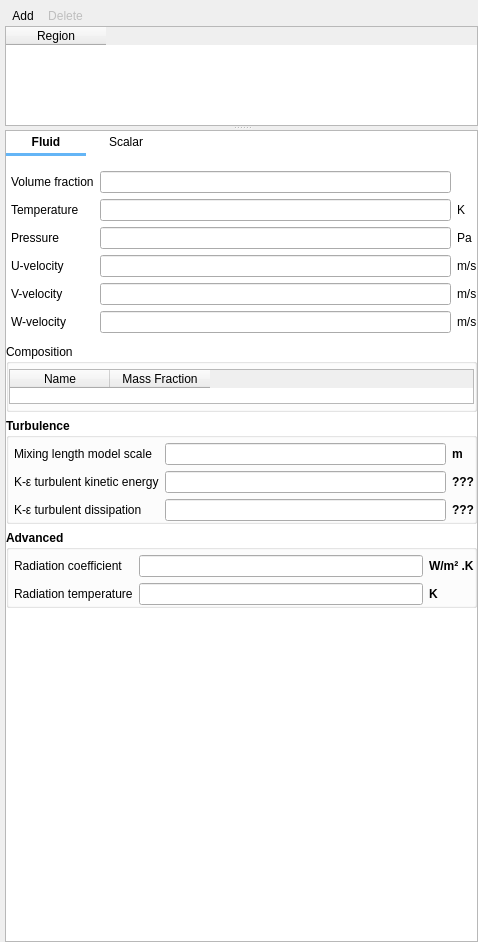
Before: the Qt Designer form gui/uifiles/initial_conditions.ui in truongd8593/mfix, drawn with Qt 5.
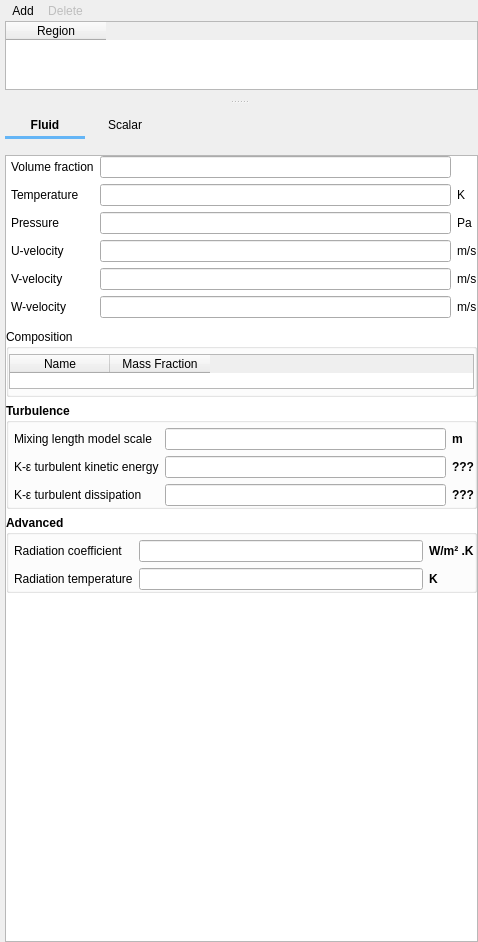
After: the same form once the commit is applied. Custom widgets are drawn as their Qt base class.

Commit message: ICs/BCs/solids:  don't disable scrollbar when disabling inputs, adjust margins

Diff of the .ui file:
```diff
--- a/gui/uifiles/initial_conditions.ui
+++ b/gui/uifiles/initial_conditions.ui
@@ -17,6 +17,43 @@
    <string notr="true"/>
   </property>
   <layout class="QVBoxLayout" name="verticalLayout">
+   <property name="leftMargin">
+    <number>0</number>
+   </property>
+   <property name="topMargin">
+    <number>0</number>
+   </property>
+   <property name="rightMargin">
+    <number>0</number>
+   </property>
+   <property name="bottomMargin">
+    <number>0</number>
+   </property>
+   <item>
+    <widget class="QSplitter" name="splitter">
+     <property name="orientation">
+      <enum>Qt::Vertical</enum>
+     </property>
+     <widget class="QFrame" name="top_frame">
+      <property name="sizePolicy">
+       <sizepolicy hsizetype="Expanding" vsizetype="MinimumExpanding">
+        <horstretch>0</horstretch>
+        <verstretch>0</verstretch>
+       </sizepolicy>
+      </property>
+      <property name="maximumSize">
+       <size>
+        <width>16777215</width>
+        <height>100</height>
+       </size>
+      </property>
+      <property name="frameShape">
+       <enum>QFrame::NoFrame</enum>
+      </property>
+      <property name="frameShadow">
+       <enum>QFrame::Plain</enum>
+      </property>
+      <layout class="QVBoxLayout" name="verticalLayout_3">
    <property name="spacing">
     <number>0</number>
    </property>
@@ -24,13 +61,13 @@
     <number>5</number>
    </property>
    <property name="topMargin">
-    <number>5</number>
+        <number>0</number>
    </property>
    <property name="rightMargin">
     <number>0</number>
    </property>
    <property name="bottomMargin">
-    <number>0</number>
+        <number>10</number>
    </property>
    <item>
     <widget class="QFrame" name="frame_add_delete">
@@ -106,10 +143,6 @@
     </widget>
    </item>
    <item>
-    <widget class="QSplitter" name="splitter">
-     <property name="orientation">
-      <enum>Qt::Vertical</enum>
-     </property>
      <widget class="QTableWidget" name="tablewidget_regions">
       <property name="maximumSize">
        <size>
@@ -135,40 +168,28 @@
        </property>
       </column>
      </widget>
-     <widget class="QScrollArea" name="scrollarea_detail">
+       </item>
+      </layout>
+     </widget>
+     <widget class="QFrame" name="bottom_frame">
       <property name="sizePolicy">
-       <sizepolicy hsizetype="Expanding" vsizetype="MinimumExpanding">
+       <sizepolicy hsizetype="Expanding" vsizetype="Expanding">
         <horstretch>0</horstretch>
         <verstretch>0</verstretch>
        </sizepolicy>
       </property>
-      <property name="minimumSize">
-       <size>
-        <width>0</width>
-        <height>0</height>
-       </size>
+      <property name="frameShape">
+       <enum>QFrame::NoFrame</enum>
       </property>
-      <property name="styleSheet">
-       <string notr="true">QWidget#scrollareawidgetcontents {background-color: white}</string>
+      <property name="frameShadow">
+       <enum>QFrame::Plain</enum>
       </property>
-      <property name="widgetResizable">
-       <bool>true</bool>
-      </property>
-      <widget class="QWidget" name="scrollareawidgetcontents">
-       <property name="geometry">
-        <rect>
-         <x>0</x>
-         <y>0</y>
-         <width>469</width>
-         <height>804</height>
-        </rect>
-       </property>
-       <layout class="QGridLayout" name="gridLayout_4">
+      <layout class="QGridLayout" name="gridLayout_15">
         <property name="leftMargin">
-         <number>0</number>
+        <number>5</number>
         </property>
         <property name="topMargin">
-         <number>0</number>
+        <number>10</number>
         </property>
         <property name="rightMargin">
          <number>0</number>
@@ -176,36 +197,9 @@
         <property name="bottomMargin">
          <number>0</number>
         </property>
-        <property name="spacing">
-         <number>0</number>
-        </property>
-        <item row="3" column="0">
-         <spacer name="verticalSpacer">
-          <property name="orientation">
-           <enum>Qt::Vertical</enum>
-          </property>
-          <property name="sizeHint" stdset="0">
-           <size>
-            <width>20</width>
-            <height>40</height>
-           </size>
-          </property>
-         </spacer>
-        </item>
-        <item row="0" column="1">
-         <spacer name="horizontalSpacer_2">
-          <property name="orientation">
-           <enum>Qt::Horizontal</enum>
-          </property>
-          <property name="sizeHint" stdset="0">
-           <size>
-            <width>270</width>
-            <height>29</height>
-           </size>
-          </property>
-         </spacer>
-        </item>
         <item row="0" column="0">
+        <layout class="QHBoxLayout" name="horizontalLayout_2">
+         <item>
          <widget class="QFrame" name="tab_frame">
           <property name="styleSheet">
             <string notr="true">QPushButton:hover {color:#64B5F6; background-color: transparent;}
@@ -292,7 +286,80 @@
           </layout>
          </widget>
         </item>
-        <item row="1" column="0" rowspan="2" colspan="2">
+         <item>
+          <spacer name="horizontalSpacer_2">
+           <property name="orientation">
+            <enum>Qt::Horizontal</enum>
+           </property>
+           <property name="sizeHint" stdset="0">
+            <size>
+             <width>40</width>
+             <height>20</height>
+            </size>
+           </property>
+          </spacer>
+         </item>
+        </layout>
+       </item>
+       <item row="1" column="0">
+        <widget class="QScrollArea" name="scrollarea_detail">
+         <property name="sizePolicy">
+          <sizepolicy hsizetype="Expanding" vsizetype="MinimumExpanding">
+           <horstretch>0</horstretch>
+           <verstretch>0</verstretch>
+          </sizepolicy>
+         </property>
+         <property name="minimumSize">
+          <size>
+           <width>0</width>
+           <height>0</height>
+          </size>
+         </property>
+         <property name="styleSheet">
+          <string notr="true">QWidget#detail_pane {background-color: white}</string>
+         </property>
+         <property name="widgetResizable">
+          <bool>true</bool>
+         </property>
+         <widget class="QWidget" name="detail_pane">
+          <property name="geometry">
+           <rect>
+            <x>0</x>
+            <y>0</y>
+            <width>469</width>
+            <height>774</height>
+           </rect>
+          </property>
+          <layout class="QGridLayout" name="gridLayout_4">
+           <property name="leftMargin">
+            <number>0</number>
+           </property>
+           <property name="topMargin">
+            <number>0</number>
+           </property>
+           <property name="rightMargin">
+            <number>0</number>
+           </property>
+           <property name="bottomMargin">
+            <number>0</number>
+           </property>
+           <property name="spacing">
+            <number>0</number>
+           </property>
+           <item row="2" column="0">
+            <spacer name="verticalSpacer">
+             <property name="orientation">
+              <enum>Qt::Vertical</enum>
+             </property>
+             <property name="sizeHint" stdset="0">
+              <size>
+               <width>20</width>
+               <height>40</height>
+              </size>
+             </property>
+            </spacer>
+           </item>
+           <item row="0" column="0" rowspan="2" colspan="2">
          <widget class="QStackedWidget" name="stackedwidget">
           <property name="sizePolicy">
            <sizepolicy hsizetype="Preferred" vsizetype="MinimumExpanding">
@@ -327,7 +394,7 @@
                 <number>5</number>
                </property>
                <property name="topMargin">
-                <number>5</number>
+                   <number>0</number>
                </property>
                <property name="rightMargin">
                 <number>0</number>
@@ -747,7 +814,7 @@
                 <number>5</number>
                </property>
                <property name="topMargin">
-                <number>5</number>
+                   <number>0</number>
                </property>
                <property name="rightMargin">
                 <number>0</number>
@@ -1074,27 +1141,28 @@
          </widget>
         </item>
        </layout>
-       <zorder>tab_frame</zorder>
        <zorder>stackedwidget</zorder>
-       <zorder>horizontalSpacer_2</zorder>
        <zorder>verticalSpacer</zorder>
       </widget>
      </widget>
+       </item>
+      </layout>
+     </widget>
     </widget>
    </item>
   </layout>
  </widget>
  <customwidgets>
-  <customwidget>
-   <class>CheckBox</class>
-   <extends>QCheckBox</extends>
-   <header>widgets/base</header>
-  </customwidget>
   <customwidget>
    <class>LineEdit</class>
    <extends>QLineEdit</extends>
    <header>widgets/base</header>
   </customwidget>
+  <customwidget>
+   <class>CheckBox</class>
+   <extends>QCheckBox</extends>
+   <header>widgets/base</header>
+  </customwidget>
  </customwidgets>
  <resources/>
  <connections/>
```
Lines whose indentation alone changed are shown as unchanged. The commit also changes 5 other files.
